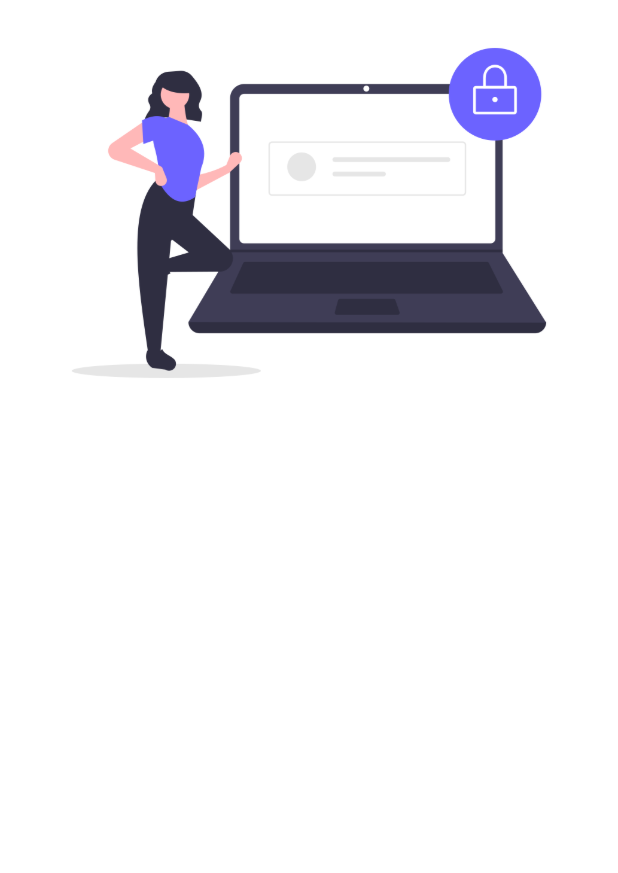
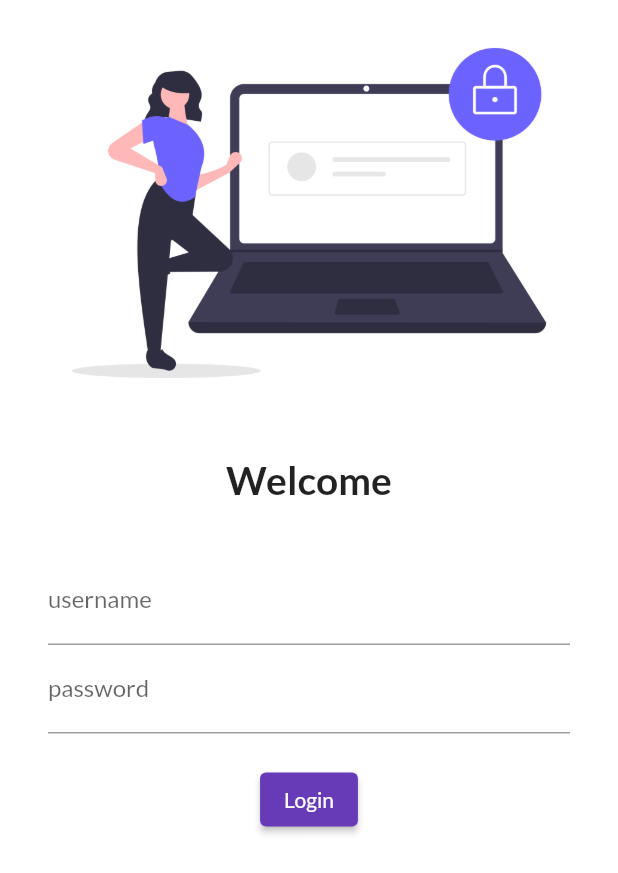
Before and after one commit to nawed-alam/flutter_catlog, a Flutter app: the screen it shows after launch, on a phone screen of 412 x 824 dp. Shown: the top 873 px of the screen. Run offline on Flutter 3.47's test engine with Material 2 defaults, Android fonts, the phone set to English and light mode, and no system bars; our stand-ins replace google_fonts.

Commit message:
day_4 completed

```diff
--- a/lib/Login.dart
+++ b/lib/Login.dart
@@ -1,16 +1,54 @@
 import 'package:flutter/material.dart';
+
 class LoginPage extends StatelessWidget {
   const LoginPage({super.key});
 
   @override
   Widget build(BuildContext context) {
     return Material(
-      color: Colors.white ,
-child:Column(
-  children: [
-Image.asset("assests/images/login_image.png",fit: BoxFit.cover,),
-  ],
-)
-    );
+        color: Colors.white,
+        child: Column(
+          children: [
+            Image.asset(
+              "assests/images/login_image.png",
+              fit: BoxFit.cover,
+            ),
+            SizedBox(
+              height: 20.0,
+            ),
+            Text(
+              "Welcome",
+              style: TextStyle(fontSize: 26, fontWeight: FontWeight.bold),
+            ),
+            SizedBox(
+              height: 20.0,
+            ),
+            Padding(
+              padding:
+                  const EdgeInsets.symmetric(horizontal: 32.0, vertical: 16.0),
+              child: Column(
+                children: [
+                  TextFormField(
+                    decoration: InputDecoration(
+                      hintText: "Enter user name",
+                      labelText: "username",
+                    ),
+                  ),
+                  TextFormField(
+                    obscureText: true,
+                    decoration: InputDecoration(
+                      hintText: "Enter password",
+                      labelText: "password",
+                    ),
+                  ),
+                   SizedBox(
+              height: 20.0,
+            ),
+            ElevatedButton(onPressed:(){}, child:Text("Login"),style: TextButton.styleFrom(),)
+                ],
+              ),
+            )
+          ],
+        ));
   }
 }
--- a/lib/main.dart
+++ b/lib/main.dart
@@ -1,5 +1,6 @@
 import 'package:flutter/material.dart';
 import 'package:flutter_catlog/Login.dart';
+import 'package:google_fonts/google_fonts.dart';
 
 void main() {
   runApp(MyApp());
@@ -28,6 +29,8 @@ class MyApp extends StatelessWidget {
       // ),
       theme: ThemeData(
         primarySwatch: Colors.deepPurple,
+        fontFamily: GoogleFonts.lato().fontFamily,
+       // primaryTextTheme: GoogleFonts.latoTextTheme(),
       ),
       routes: {
         "/":(context)=> LoginPage(),
--- a/pubspec.yaml
+++ b/pubspec.yaml
@@ -46,7 +46,7 @@ dev_dependencies:
   # package. See that file for information about deactivating specific lint
   # rules and activating additional ones.
   flutter_lints: ^2.0.0
-
+  google_fonts: ^4.0.3
 # For information on the generic Dart part of this file, see the
 # following page: https://dart.dev/tools/pub/pubspec
 
```
Also changed, not shown: pubspec.lock, 1 other file.
